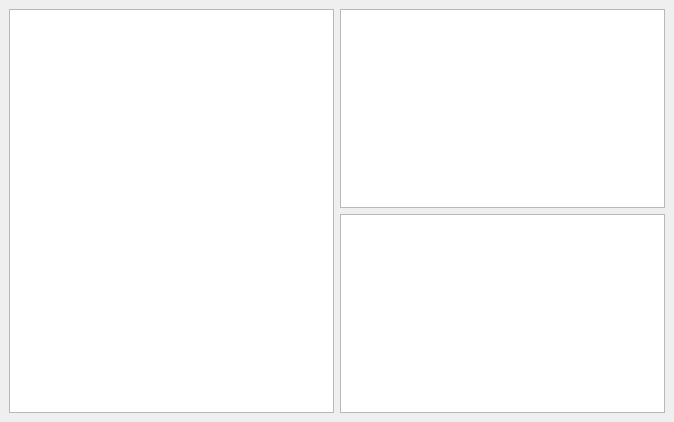
Above: UI.ui from wanruu/CS5351 before the change. Below: the same form after it.
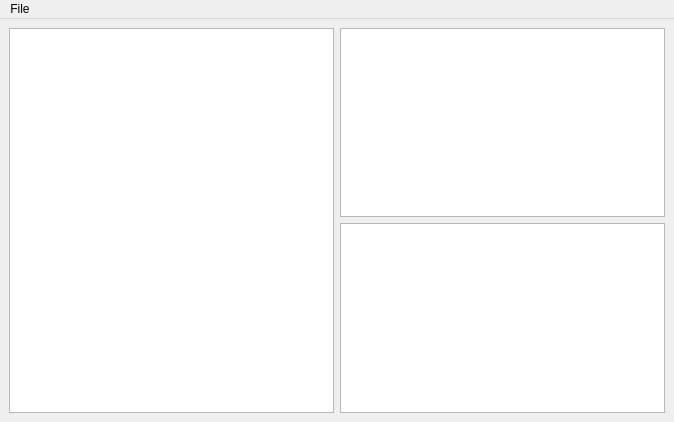
That is the form after the change. Custom widgets are drawn as their Qt base class.

Commit message: 打开Excel文件

```diff
--- a/UI.ui
+++ b/UI.ui
@@ -18,9 +18,6 @@
   </property>
   <widget class="QWidget" name="centralwidget">
    <layout class="QGridLayout" name="gridLayout">
-    <item row="1" column="1">
-     <widget class="QTextEdit" name="qtMatrixArea"/>
-    </item>
     <item row="0" column="0" rowspan="2">
      <widget class="QTextEditWithLineNum" name="qtCodeArea"/>
     </item>
@@ -35,8 +32,39 @@
       </property>
      </widget>
     </item>
+    <item row="1" column="1">
+     <widget class="QTableWidget" name="qtMatrixArea"/>
+    </item>
    </layout>
   </widget>
+  <widget class="QMenuBar" name="menuBar">
+   <property name="geometry">
+    <rect>
+     <x>0</x>
+     <y>0</y>
+     <width>674</width>
+     <height>24</height>
+    </rect>
+   </property>
+   <widget class="QMenu" name="File">
+    <property name="title">
+     <string>File</string>
+    </property>
+    <addaction name="actionopen"/>
+    <addaction name="actionsave"/>
+   </widget>
+   <addaction name="File"/>
+  </widget>
+  <action name="actionopen">
+   <property name="text">
+    <string>open...</string>
+   </property>
+  </action>
+  <action name="actionsave">
+   <property name="text">
+    <string>save...</string>
+   </property>
+  </action>
  </widget>
  <customwidgets>
   <customwidget>
```
The commit also changes 1 other file.
